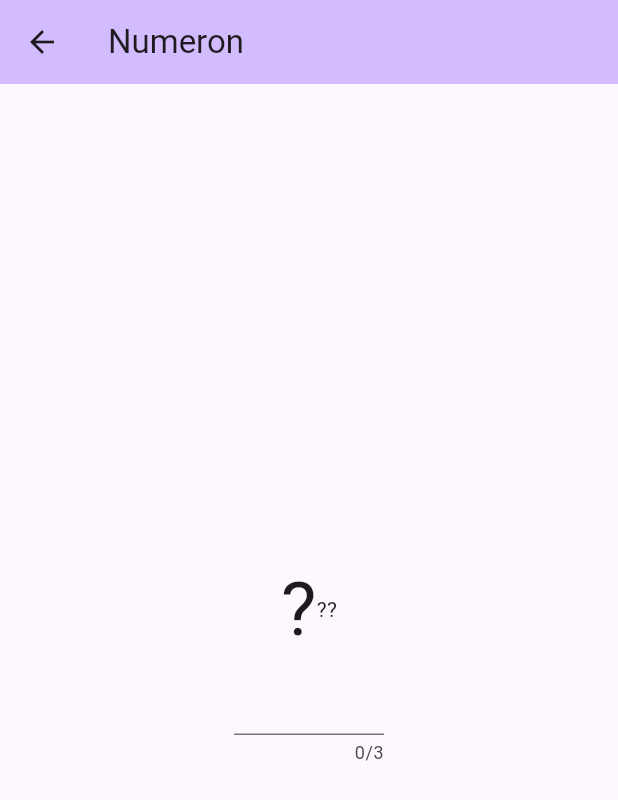
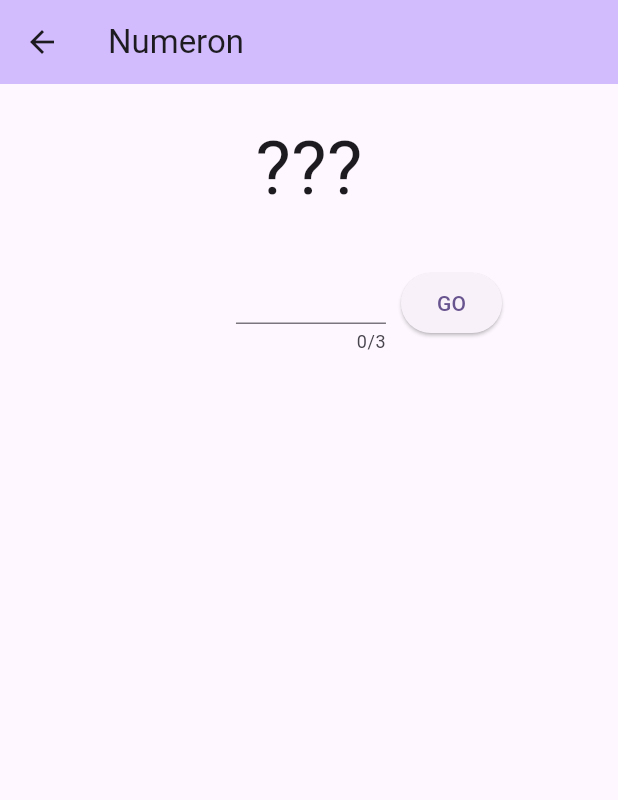
Before and after one commit to naoyamatsunaga/mini_games, a Flutter app: the NumeronPage screen opened directly, on a phone screen of 412 x 824 dp. Shown: the top 800 px of the screen. Run offline on Flutter 3.47's test engine with Material 3 defaults, Android fonts, the light colour scheme and no system bars.

Commit message:
答えと解答欄の位置を調整

```diff
--- a/lib/view/numeron_page.dart
+++ b/lib/view/numeron_page.dart
@@ -11,11 +11,15 @@ class NumeronPage extends StatelessWidget {
         title: const Text('Numeron'),
       ),
       body: Center(
+        //答え_START//////////////////////////////
         child: Column(
-          mainAxisAlignment: MainAxisAlignment.center,
+          mainAxisAlignment: MainAxisAlignment.start,
           children: <Widget>[
-            Container(
-              child: const Row(
+            // 余白をつけたいWidgetはPaddingで囲むことができる
+            const Padding(
+              padding: EdgeInsets.all(20),
+              // padding: EdgeInsets.only(left: 0, top: 0, right: 0, bottom: 0),
+              child: Row(
                 mainAxisAlignment: MainAxisAlignment.center,
                 children: [
                   Text(
@@ -24,17 +28,46 @@ class NumeronPage extends StatelessWidget {
                       fontSize: 50,
                     ),
                   ),
-                  Text('?'),
-                  Text('?'),
+                  Text(
+                    '?',
+                    style: TextStyle(
+                      fontSize: 50,
+                    ),
+                  ),
+                  Text(
+                    '?',
+                    style: TextStyle(
+                      fontSize: 50,
+                    ),
+                  ),
                 ],
               ),
             ),
-            Container(
-              width: 100,
-              child: TextField(
-                maxLength: 3,
-              ),
+            //答え_END//////////////////////////////
+
+            //リスト_START//////////////////////////////
+
+            //リスト_END//////////////////////////////
+
+            //回答欄_START//////////////////////////////
+            Row(
+              mainAxisAlignment: MainAxisAlignment.center,
+              children: [
+                const SizedBox(width: 80),
+                const SizedBox(
+                  width: 100,
+                  child: TextField(
+                    maxLength: 3,
+                  ),
+                ),
+                const SizedBox(width: 10),
+                ElevatedButton(
+                  onPressed: () {},
+                  child: const Text("GO"),
+                )
+              ],
             ),
+            //回答欄_END//////////////////////////////
           ],
         ),
       ),
```
